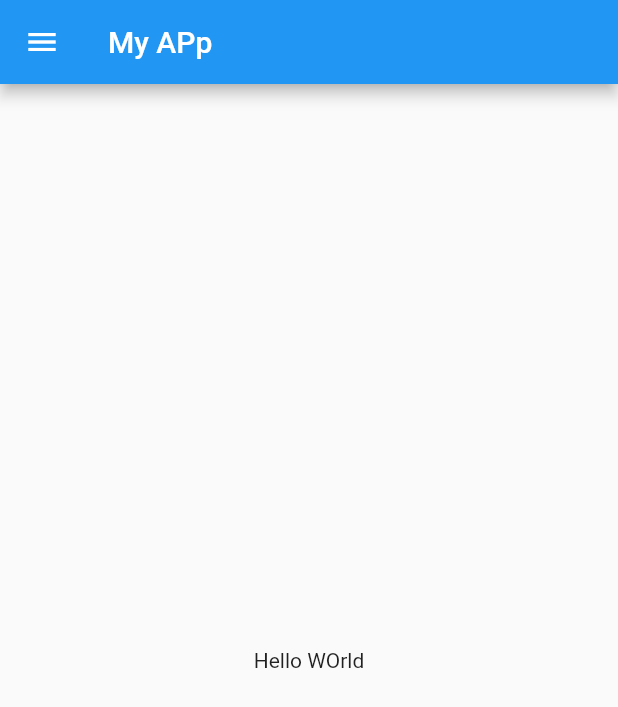
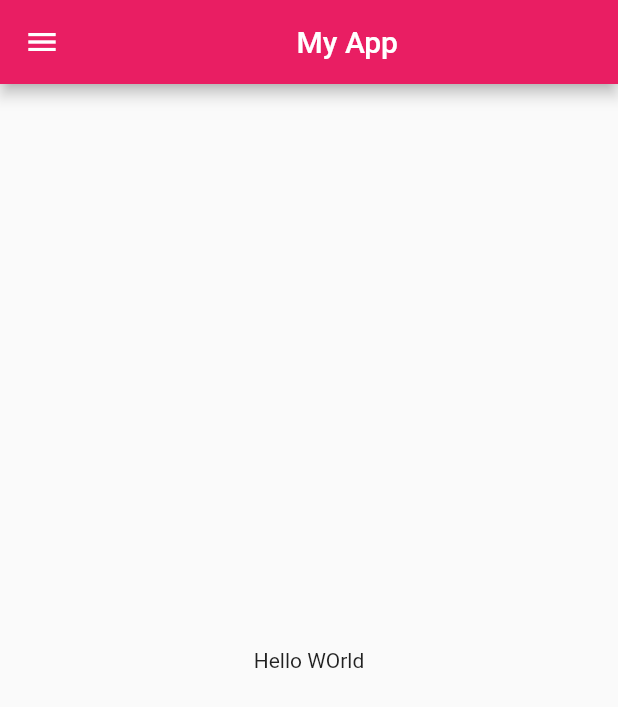
Before and after one commit to SarLok393/FlutterDemoProject, a Flutter app: the screen it shows after launch, on a phone screen of 412 x 824 dp. Shown: the top 707 px of the screen. Run offline on Flutter 3.47's test engine with Material 2 defaults, Android fonts, the light colour scheme and no system bars.

Commit message:
day 3 completed

```diff
--- a/lib/home_page.dart
+++ /dev/null
@@ -1,18 +0,0 @@
-import 'package:flutter/material.dart';
-
-class HomePage extends StatelessWidget {
-  @override
-  Widget build(BuildContext context) {
-    return Scaffold(
-      appBar: AppBar(
-        title: Text("My APp"),
-      ),
-      body: Center(
-        child: Container(
-          child: Text("Hello WOrld"),
-        ),
-      ),
-      drawer: Drawer(),
-    );
-  }
-}
--- a/lib/main.dart
+++ b/lib/main.dart
@@ -1,15 +1,24 @@
 import 'package:flutter/material.dart';
-import 'home_page.dart';
+import 'package:flutter_demo_project/pages/login_page.dart';
+import 'pages/home_page.dart';
 
 void main() {
-  runApp(MyApp());
+  runApp(const MyApp());
 }
 
 class MyApp extends StatelessWidget {
+  const MyApp({Key? key}) : super(key: key);
+
   @override
   Widget build(BuildContext context) {
     return MaterialApp(
-      home: HomePage(),
+      themeMode: ThemeMode.dark,
+      theme: ThemeData(
+        primarySwatch: Colors.pink,
+        brightness: Brightness.light,
+      ),
+      initialRoute: "/home",
+      routes: {"/": (context) => LoginPage(), "/home": (context) => HomePage()},
     );
   }
 }
--- /dev/null
+++ b/lib/pages/home_page.dart
@@ -0,0 +1,19 @@
+import 'package:flutter/material.dart';
+
+class HomePage extends StatelessWidget {
+  const HomePage({Key? key}) : super(key: key);
+
+  @override
+  Widget build(BuildContext context) {
+    return Scaffold(
+      appBar: AppBar(
+          title: const Center(
+        child: Text("My App "),
+      )),
+      body: const Center(
+        child: Text("Hello WOrld"),
+      ),
+      drawer: const Drawer(),
+    );
+  }
+}
```
Also changed, not shown: lib/pages/login_page.dart (added, +18 -0 lines).
